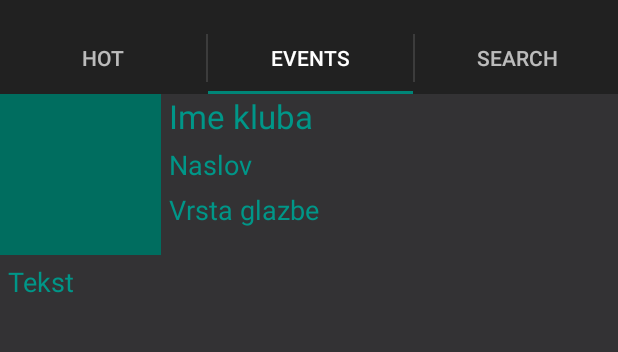
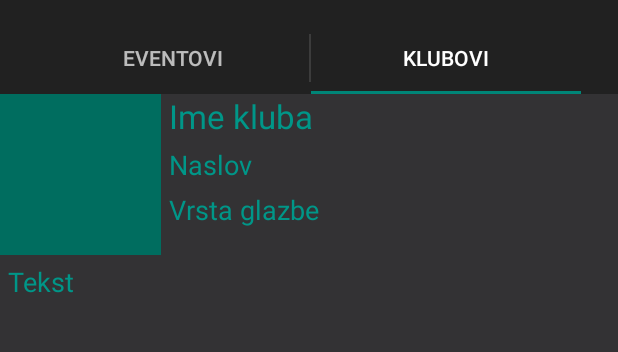
Before and after one commit to kebapmanager/OsijekNightlife, an Android app: the screen it shows after launch (MainActivity), tab 2 chosen, on a phone screen of 412 x 824 dp, the part 62-414 px from its top. Run offline under Robolectric (Android 15) with nearby library versions, the phone set to English and light mode, and no system bars; libraries missing offline, so code that uses them is left out: retrofit.client; 2 statements that could not run were skipped.

Commit message:
2 tabs, not generated on each swipe

```diff
--- a/app/src/main/java/com/androidapp/osijeknightlife/app/ListItemAdapter.java
+++ b/app/src/main/java/com/androidapp/osijeknightlife/app/ListItemAdapter.java
@@ -72,7 +72,7 @@ public class ListItemAdapter extends BaseAdapter
         holder.eventName.setText(eventList.get(position).getEventName());
         holder.date.setText(eventList.get(position).getDate());
         holder.peopleComing.setText(eventList.get(position).getPeopleComing());
-        holder.image.setImageBitmap(eventList.get(position).getImage());
+//        holder.image.setImageBitmap(eventList.get(position).getImage());
 
         return convertView;
     }
--- a/app/src/main/java/com/androidapp/osijeknightlife/app/MainActivity.java
+++ b/app/src/main/java/com/androidapp/osijeknightlife/app/MainActivity.java
@@ -27,16 +27,22 @@ public class MainActivity extends ActionBarActivity implements ActionBar.TabList
     ViewPager mViewPager;
     GetData DW = new GetData(this);
 
+    Fragment events;
+    Fragment clubs;
+
     public void dataRecieved(boolean state)
     {
         if(state)
-            setData(0);
+            switchTab(0);
     }
     @Override
     protected void onCreate(Bundle savedInstanceState)
     {
         super.onCreate(savedInstanceState);
         setContentView(R.layout.activity_main);
+
+        events = ListFragment.newInstance(0);
+        clubs = ClubFragment.newInstance(1);
 
         DW.registerListener(this);
         DW.Start("/15/6/","13");
@@ -66,17 +72,17 @@ public class MainActivity extends ActionBarActivity implements ActionBar.TabList
         });
 
         actionBar.addTab(actionBar.newTab()
-                .setText("Hot")
+                .setText("Eventovi")
 //                .setIcon(R.mipmap.ic_launcher)
                 .setTabListener(this));
         actionBar.addTab(actionBar.newTab()
-                .setText("Events")
+                .setText("Klubovi")
                 .setTabListener(this));
-        actionBar.addTab(actionBar.newTab()
-                .setText("Search")
-                .setTabListener(this));
+//        actionBar.addTab(actionBar.newTab()
+//                .setText("Search")
+//                .setTabListener(this));
     }
-    public void setData(int position)
+    public void switchTab(int position)
     {
         switch(position)
         {
@@ -88,10 +94,10 @@ public class MainActivity extends ActionBarActivity implements ActionBar.TabList
                 getSupportFragmentManager().findFragmentById(R.id.club_layout);
                 ClubFragment.changeLayoutProperties(DW.data.getEvents().get(0), DW.pictures);
                 break;
-            case 3:
-                getSupportFragmentManager().findFragmentById(R.id.search_layout);
-                SearchFragment.changeLayoutProperties();
-                break;
+//            case 3:
+//                getSupportFragmentManager().findFragmentById(R.id.search_layout);
+//                SearchFragment.changeLayoutProperties();
+//                break;
         }
     }
     private ShareActionProvider share;
@@ -137,7 +143,7 @@ public class MainActivity extends ActionBarActivity implements ActionBar.TabList
         if (DW.info)
         {
             System.out.println("DW done");
-            setData(tab.getPosition());
+            switchTab(tab.getPosition());
         }else System.out.println("Not done");
 
         // When the given tab is selected, switch to the corresponding page in the ViewPager.
@@ -171,17 +177,20 @@ public class MainActivity extends ActionBarActivity implements ActionBar.TabList
         @Override
         public Fragment getItem(int position)
         {
-            Fragment fragment = new Fragment();
+            Fragment fragment;
             switch(position)
             {
                 case 0:
-                    fragment = ListFragment.newInstance(position);
+                    fragment = events;
                     break;
                 case 1:
-                    fragment = ClubFragment.newInstance(position);
+                    fragment = clubs;
                     break;
-                case 2:
-                    fragment = SearchFragment.newInstance(position);
+//                case 2:
+//                    fragment = SearchFragment.newInstance(position);
+//                    break;
+                default:
+                    fragment = new Fragment();
                     break;
             }
             return fragment;
--- a/app/src/main/java/com/androidapp/osijeknightlife/app/TabFragments/ListFragment.java
+++ b/app/src/main/java/com/androidapp/osijeknightlife/app/TabFragments/ListFragment.java
@@ -1,6 +1,5 @@
 package com.androidapp.osijeknightlife.app.TabFragments;
 
-import android.graphics.Bitmap;
 import android.os.Bundle;
 import android.support.v4.app.Fragment;
 import android.view.LayoutInflater;
--- a/app/src/main/res/values/strings.xml
+++ b/app/src/main/res/values/strings.xml
@@ -3,7 +3,7 @@
 
     <!--Activity bar-->
     <string name="title_section1">Events</string>
-    <string name="title_section2">Hot</string>
+    <string name="title_section2">Clubs</string>
     <string name="title_section3">Search</string>
     <string name="action_settings">Settings</string>
 
```
